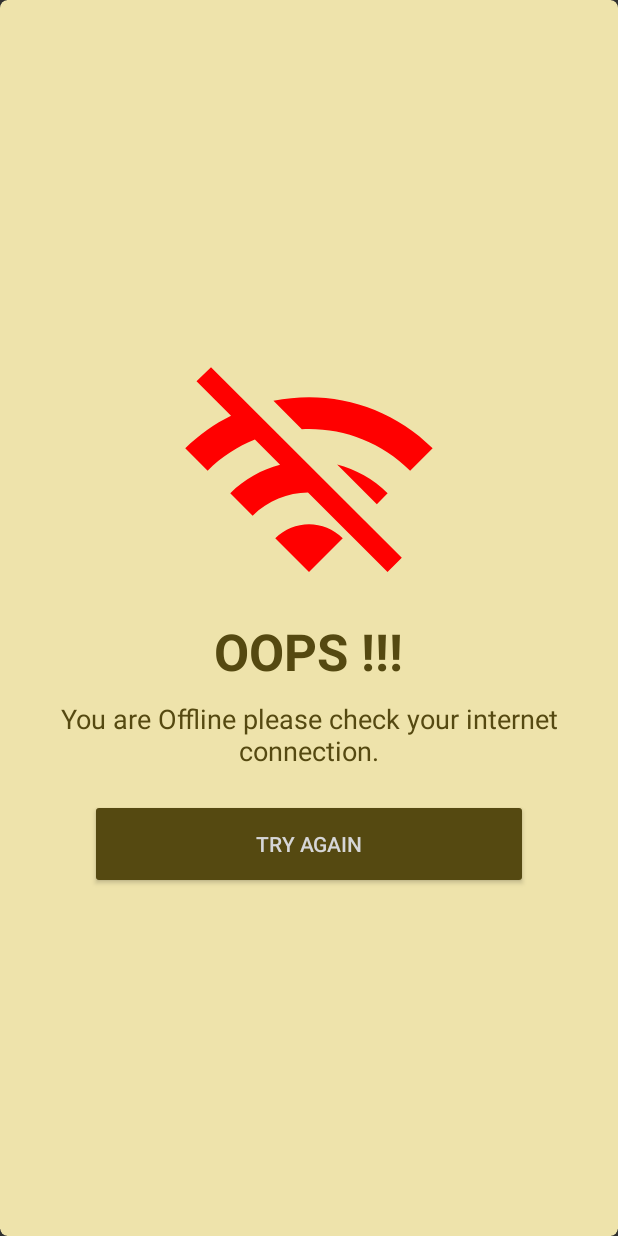
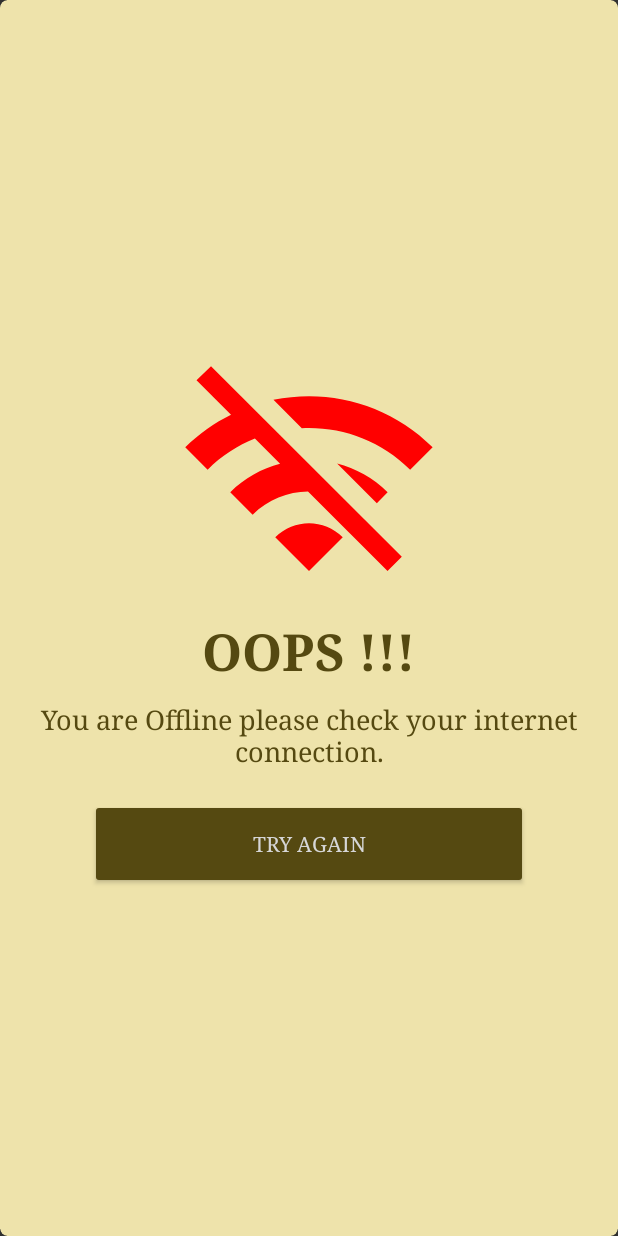
Before and after one commit to ashishgupta8051/Sticky-Notes, an Android app: the layout internet_alert_dialog.xml on its own in the app's theme, with its tools: preview values and no code run, on a phone screen of 412 x 824 dp. Run offline under Robolectric (Android 15) with nearby library versions, the phone set to English and light mode, and no system bars.

Commit message:
fix all the bug

```diff
--- a/app/build.gradle
+++ b/app/build.gradle
@@ -7,8 +7,8 @@ android {
         applicationId "com.sticky.savenotes"
         minSdkVersion 17
         targetSdkVersion 30
-        versionCode 5
-        versionName "4.1"
+        versionCode 6
+        versionName "5.1"
         multiDexEnabled true
         testInstrumentationRunner "androidx.test.runner.AndroidJUnitRunner"
     }
--- a/app/src/main/AndroidManifest.xml
+++ b/app/src/main/AndroidManifest.xml
@@ -30,13 +30,13 @@
             android:name="com.google.android.gms.ads.APPLICATION_ID"
             android:value="ca-app-pub-6045011449826065~4665736530"/>
 
-        <receiver android:name=".utils.InternetCheckService">
+       <!-- <receiver android:name=".utils.InternetCheckService">
             <intent-filter>
                 <action android:name="android.net.wifi.WIFI_STATE_CHANGED"/>
                 <action android:name="android.net.conn.CONNECTIVITY_CHANGE"
                     tools:ignore="BatteryLife" />
             </intent-filter>
-        </receiver>
+        </receiver>-->
 
         <activity android:name="com.sticky.savenotes.splashscreen">
                 <intent-filter>
--- a/app/src/main/java/com/sticky/savenotes/EditNoteActivity.java
+++ b/app/src/main/java/com/sticky/savenotes/EditNoteActivity.java
@@ -98,7 +98,7 @@ public class EditNoteActivity extends AppCompatActivity {
             public void run() {
                 showAds();
             }
-        },1000 * 60 *5);
+        },1000 * 60 * 2);
     }
 
     @Override
--- a/app/src/main/res/layout/internet_alert_dialog.xml
+++ b/app/src/main/res/layout/internet_alert_dialog.xml
@@ -29,6 +29,7 @@
             android:textSize="34dp"
             android:textColor="@color/wifi_text_color"
             android:textStyle="bold"
+            android:fontFamily="serif"
             android:layout_gravity="center"
             />
 
@@ -39,6 +40,7 @@
             android:layout_height="wrap_content"
             android:text="@string/offline_text_2"
             android:textSize="18dp"
+            android:fontFamily="serif"
             android:layout_marginTop="10dp"
             android:textColor="@color/wifi_text_color"
             android:layout_gravity="center"
@@ -51,6 +53,7 @@
             android:layout_marginLeft="40dp"
             android:layout_marginRight="40dp"
             android:text="@string/try_again_btn"
+            android:fontFamily="serif"
             android:textColor="@color/md_white_1000"
             android:backgroundTint="@color/wifi_text_color"
             android:layout_marginTop="20dp"/>
```
Also changed, not shown: app/src/main/java/com/sticky/savenotes/MainActivity.java (+6 -15 lines).
